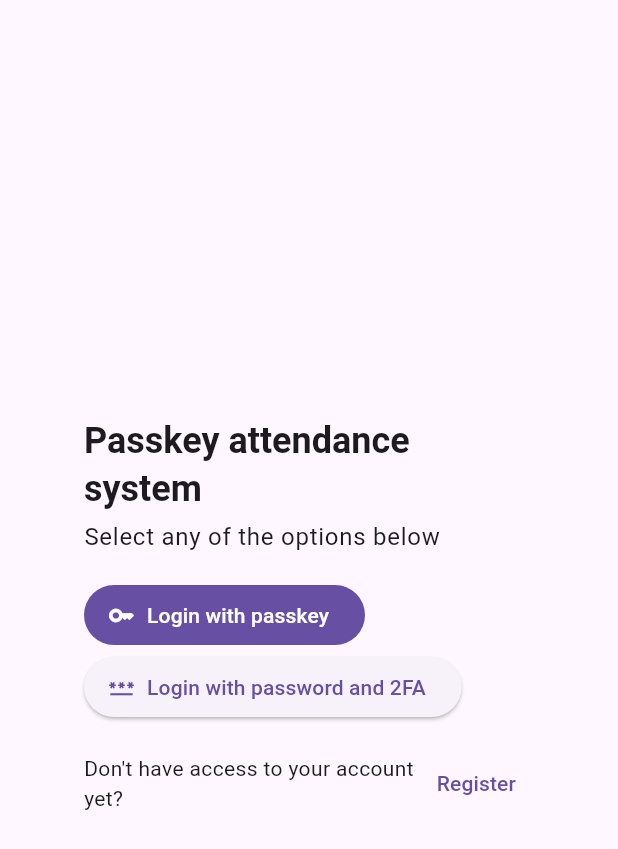
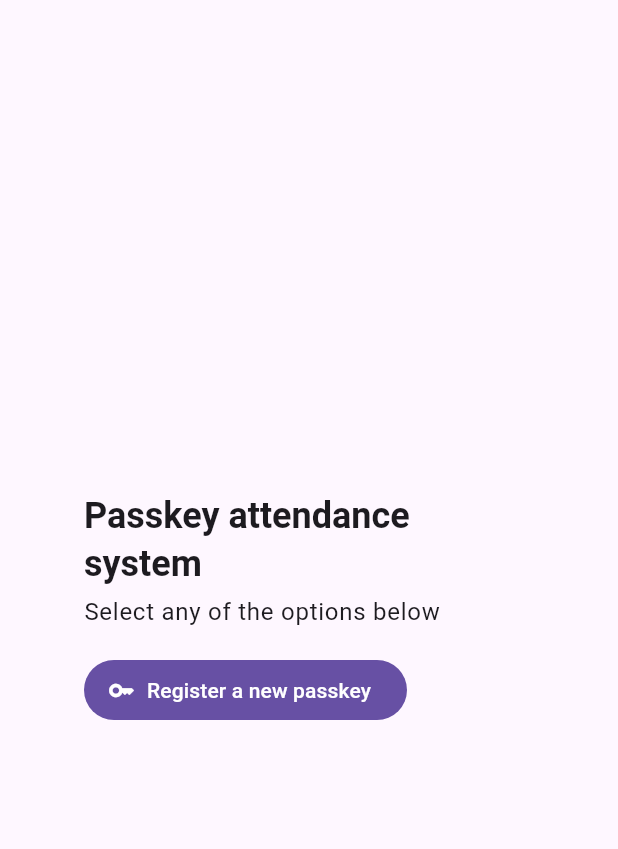
Before and after one commit to shifterest/passkey-attendance-system, a Flutter app: the screen it shows after launch, on a phone screen of 412 x 824 dp. Shown: the top 849 px of the screen. Run offline on Flutter 3.47's test engine with Material 3 defaults, Android fonts, the phone set to English and light mode, and no system bars; our stand-ins replace flutter_dotenv, google_fonts, shared_preferences; missing offline and left inert: passkeys.

Commit message:
feat: update registration flow and refactor application identifiers

```diff
--- a/frontend/flutter/lib/config/config.dart
+++ b/frontend/flutter/lib/config/config.dart
@@ -9,7 +9,7 @@ class Config {
     await dotenv.load(fileName: ".env");
 
     apiBaseUrl = dotenv.env['API_BASE_URL'] ?? 'http://localhost:8000';
-    rpId = dotenv.env['RP_ID'] ?? 'attendance.softeng.com';
+    rpId = dotenv.env['RP_ID'] ?? 'attendance.whatta.top';
     rpName = dotenv.env['RP_NAME'] ?? 'Passkey Attendance System';
   }
 }
--- a/frontend/flutter/lib/main.dart
+++ b/frontend/flutter/lib/main.dart
@@ -1,14 +1,15 @@
 import 'package:flutter/material.dart';
-
+import 'package:flutter/rendering.dart';
 import 'package:google_fonts/google_fonts.dart' hide Config;
 
 import 'config/config.dart';
-import 'services/session_store.dart';
 import 'screens/home_screen.dart';
 import 'screens/login_screen.dart';
+import 'services/session_store.dart';
 
 void main() async {
   WidgetsFlutterBinding.ensureInitialized();
+  debugPaintSizeEnabled = false;
   await Config.init();
   await SessionStore.init();
   runApp(const MyApp());
--- a/frontend/flutter/lib/screens/login_screen.dart
+++ b/frontend/flutter/lib/screens/login_screen.dart
@@ -1,6 +1,7 @@
 import 'dart:math';
 
 import 'package:flutter/material.dart';
+import 'package:passkey_attendance_system/services/session_store.dart';
 
 class LoginScreen extends StatefulWidget {
   const LoginScreen({super.key});
@@ -18,16 +19,24 @@ class _LoginScreenState extends State<LoginScreen> {
           padding: const EdgeInsets.symmetric(horizontal: 32.0),
           child: SizedBox(
             width: min(MediaQuery.of(context).size.width, 300),
-            child: Column(
+            child: FutureBuilder(
+              future: SessionStore.getUserId(),
+              builder: (context, snapshot) {
+                if (snapshot.connectionState == ConnectionState.waiting) {
+                  return const CircularProgressIndicator();
+                }
+
+                final bool isRegistered = snapshot.data != null;
+
+                return Column(
                   mainAxisAlignment: MainAxisAlignment.center,
                   crossAxisAlignment: CrossAxisAlignment.start,
                   spacing: 4,
                   children: [
                     Text(
                       'Passkey attendance system',
-                  style: Theme.of(context).textTheme.headlineSmall?.copyWith(
-                    fontWeight: FontWeight.bold,
-                  ),
+                      style: Theme.of(context).textTheme.headlineSmall
+                          ?.copyWith(fontWeight: FontWeight.bold),
                     ),
                     Text(
                       'Select any of the options below',
@@ -39,6 +48,7 @@ class _LoginScreenState extends State<LoginScreen> {
                       child: Column(
                         crossAxisAlignment: CrossAxisAlignment.start,
                         children: [
+                          if (isRegistered) ...[
                             FilledButton.icon(
                               onPressed: () {},
                               icon: const Icon(Icons.key),
@@ -49,18 +59,19 @@ class _LoginScreenState extends State<LoginScreen> {
                               icon: const Icon(Icons.password),
                               label: const Text('Login with password and 2FA'),
                             ),
+                          ] else ...[
+                            FilledButton.icon(
+                              onPressed: () {},
+                              icon: const Icon(Icons.key),
+                              label: const Text('Register a new passkey'),
+                            ),
+                          ],
                         ],
                       ),
                     ),
-                Row(
-                  children: [
-                    Expanded(
-                      child: Text('Don\'t have access to your account yet?'),
-                    ),
-                    TextButton(onPressed: () {}, child: const Text('Register')),
                   ],
-                ),
-              ],
+                );
+              },
             ),
           ),
         ),
--- a/frontend/flutter/lib/services/session_store.dart
+++ b/frontend/flutter/lib/services/session_store.dart
@@ -1,4 +1,5 @@
 import 'package:shared_preferences/shared_preferences.dart';
+import 'package:uuid/uuid.dart';
 
 class SessionStore {
   static late final SharedPreferencesWithCache prefs;
@@ -6,7 +7,12 @@ class SessionStore {
   static Future<void> init() async {
     prefs = await SharedPreferencesWithCache.create(
       cacheOptions: const SharedPreferencesWithCacheOptions(
-        allowList: <String>{'userId', 'sessionToken', 'sessionExpiry'},
+        allowList: <String>{
+          'deviceId',
+          'userId',
+          'sessionToken',
+          'sessionExpiry',
+        },
       ),
     );
   }
@@ -24,6 +30,15 @@ class SessionStore {
           .add(Duration(seconds: int.parse(expiresIn)))
           .toIso8601String(),
     );
+  }
+
+  static Future<String> getDeviceId() async {
+    String? deviceId = prefs.getString('deviceId');
+    if (deviceId == null) {
+      deviceId = const Uuid().v4();
+      await prefs.setString('deviceId', deviceId);
+    }
+    return deviceId;
   }
 
   static Future<bool> isSessionValid() async {
@@ -46,6 +61,7 @@ class SessionStore {
   }
 
   static Future<void> clearSession() async {
-    await prefs.clear();
+    await prefs.remove("sessionToken");
+    await prefs.remove("sessionExpiry");
   }
 }
--- a/frontend/flutter/pubspec.yaml
+++ b/frontend/flutter/pubspec.yaml
@@ -42,6 +42,8 @@ dependencies:
   shared_preferences: ^2.5.4
   flutter_dotenv: ^6.0.0
   google_fonts: ^8.0.2
+  mobile_scanner: ^7.2.0
+  uuid: ^4.5.3
 
 dev_dependencies:
   flutter_test:
```
Also changed, not shown: frontend/flutter/lib/screens/register_screen.dart (+81 -0 lines), frontend/flutter/pubspec.lock, 6 other files. Lines whose indentation alone changed are shown as unchanged.
